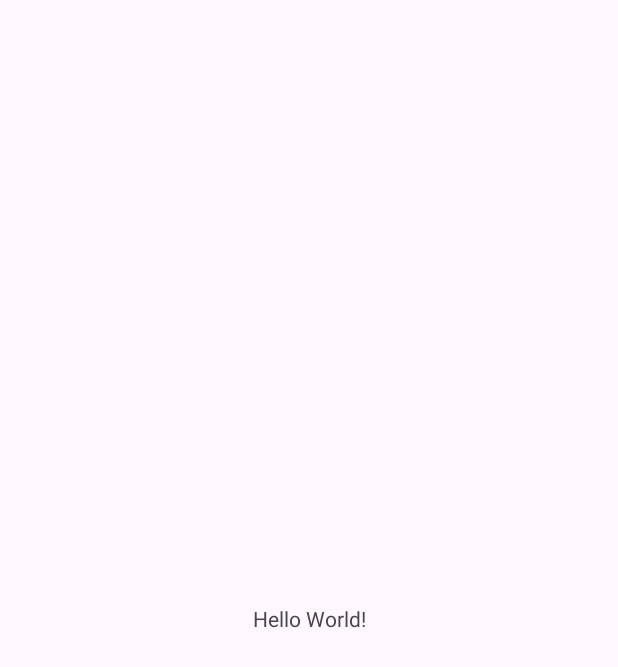
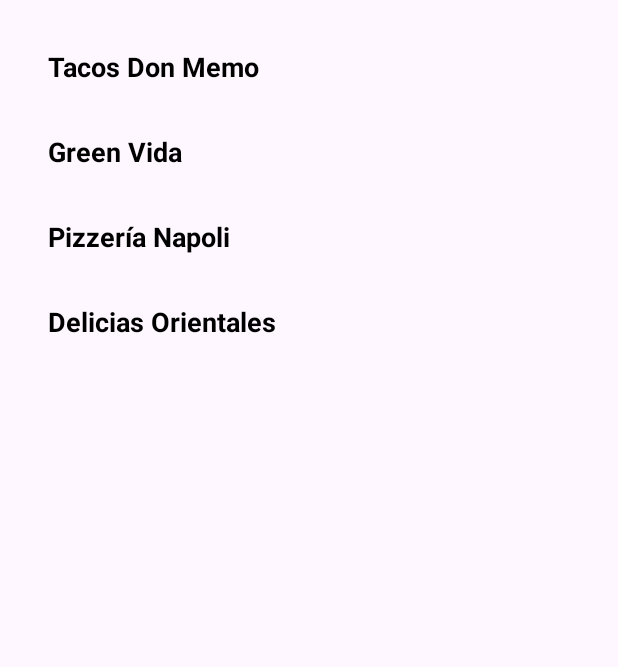
Before and after one commit to franciscoxcode/CDMXGourmet, an Android app: the screen it shows after launch (MainActivity), on a phone screen of 412 x 824 dp. Before the commit the part shown is almost empty. Shown: the top 667 px of the screen. Run offline under Robolectric (Android 15) with nearby library versions, the phone set to English and light mode, and no system bars.

Commit message:
Display restaurant list using RecyclerView and RestaurantAdapter

```diff
--- a/app/src/main/java/com/franciscocasillas/cdmxgourmet/MainActivity.java
+++ b/app/src/main/java/com/franciscocasillas/cdmxgourmet/MainActivity.java
@@ -13,6 +13,11 @@ import com.franciscocasillas.cdmxgourmet.models.Restaurant;
 
 import java.util.ArrayList;
 import java.util.List;
+
+import androidx.recyclerview.widget.LinearLayoutManager;
+import androidx.recyclerview.widget.RecyclerView;
+import com.franciscocasillas.cdmxgourmet.adapters.RestaurantAdapter;
+
 
 public class MainActivity extends AppCompatActivity {
 
@@ -78,5 +83,11 @@ public class MainActivity extends AppCompatActivity {
         orientalExtras.add(new Dish("Gyozas", 50, "Empanadillas rellenas de carne y vegetales.", "placeholder.png"));
         orientalExtras.add(new Dish("Edamames con sal", 35, "Vainas de soya cocidas con sal de mar.", "placeholder.png"));
         restaurantList.add(new Restaurant("Delicias Orientales", orientalFood, orientalDrinks, orientalExtras));
+
+        RecyclerView recyclerView = findViewById(R.id.restaurantRecyclerView);
+        recyclerView.setLayoutManager(new LinearLayoutManager(this));
+        RestaurantAdapter adapter = new RestaurantAdapter(restaurantList);
+        recyclerView.setAdapter(adapter);
+
     }
 }
--- /dev/null
+++ b/app/src/main/java/com/franciscocasillas/cdmxgourmet/adapters/RestaurantAdapter.java
@@ -0,0 +1,51 @@
+package com.franciscocasillas.cdmxgourmet.adapters;
+
+import android.view.LayoutInflater;
+import android.view.View;
+import android.view.ViewGroup;
+import android.widget.TextView;
+
+import androidx.annotation.NonNull;
+import androidx.recyclerview.widget.RecyclerView;
+
+import com.franciscocasillas.cdmxgourmet.R;
+import com.franciscocasillas.cdmxgourmet.models.Restaurant;
+
+import java.util.List;
+
+public class RestaurantAdapter extends RecyclerView.Adapter<RestaurantAdapter.ViewHolder> {
+
+    private List<Restaurant> restaurantList;
+
+    public RestaurantAdapter(List<Restaurant> restaurantList) {
+        this.restaurantList = restaurantList;
+    }
+
+    @NonNull
+    @Override
+    public ViewHolder onCreateViewHolder(@NonNull ViewGroup parent, int viewType) {
+        View view = LayoutInflater.from(parent.getContext())
+                .inflate(R.layout.item_restaurant, parent, false);
+        return new ViewHolder(view);
+    }
+
+    @Override
+    public void onBindViewHolder(@NonNull ViewHolder holder, int position) {
+        Restaurant restaurant = restaurantList.get(position);
+        holder.nameTextView.setText(restaurant.name);
+    }
+
+    @Override
+    public int getItemCount() {
+        return restaurantList.size();
+    }
+
+    public static class ViewHolder extends RecyclerView.ViewHolder {
+        TextView nameTextView;
+
+        public ViewHolder(@NonNull View itemView) {
+            super(itemView);
+            nameTextView = itemView.findViewById(R.id.restaurantNameTextView);
+        }
+    }
+}
--- a/app/src/main/res/layout/activity_main.xml
+++ b/app/src/main/res/layout/activity_main.xml
@@ -1,19 +1,19 @@
 <?xml version="1.0" encoding="utf-8"?>
-<androidx.constraintlayout.widget.ConstraintLayout xmlns:android="http://schemas.android.com/apk/res/android"
+<androidx.constraintlayout.widget.ConstraintLayout
+    xmlns:android="http://schemas.android.com/apk/res/android"
     xmlns:app="http://schemas.android.com/apk/res-auto"
-    xmlns:tools="http://schemas.android.com/tools"
     android:id="@+id/main"
     android:layout_width="match_parent"
-    android:layout_height="match_parent"
-    tools:context=".MainActivity">
+    android:layout_height="match_parent">
 
-    <TextView
-        android:layout_width="wrap_content"
-        android:layout_height="wrap_content"
-        android:text="Hello World!"
+    <androidx.recyclerview.widget.RecyclerView
+        android:id="@+id/restaurantRecyclerView"
+        android:layout_width="0dp"
+        android:layout_height="0dp"
+        android:clipToPadding="false"
+        android:padding="16dp"
+        app:layout_constraintTop_toTopOf="parent"
         app:layout_constraintBottom_toBottomOf="parent"
-        app:layout_constraintEnd_toEndOf="parent"
         app:layout_constraintStart_toStartOf="parent"
-        app:layout_constraintTop_toTopOf="parent" />
-
+        app:layout_constraintEnd_toEndOf="parent"/>
 </androidx.constraintlayout.widget.ConstraintLayout>
--- /dev/null
+++ b/app/src/main/res/layout/item_restaurant.xml
@@ -0,0 +1,16 @@
+<?xml version="1.0" encoding="utf-8"?>
+<LinearLayout xmlns:android="http://schemas.android.com/apk/res/android"
+    android:layout_width="match_parent"
+    android:layout_height="wrap_content"
+    android:padding="16dp"
+    android:orientation="vertical">
+
+    <TextView
+        android:id="@+id/restaurantNameTextView"
+        android:layout_width="wrap_content"
+        android:layout_height="wrap_content"
+        android:text="Nombre del restaurante"
+        android:textSize="18sp"
+        android:textStyle="bold"
+        android:textColor="#000000" />
+</LinearLayout>
```
